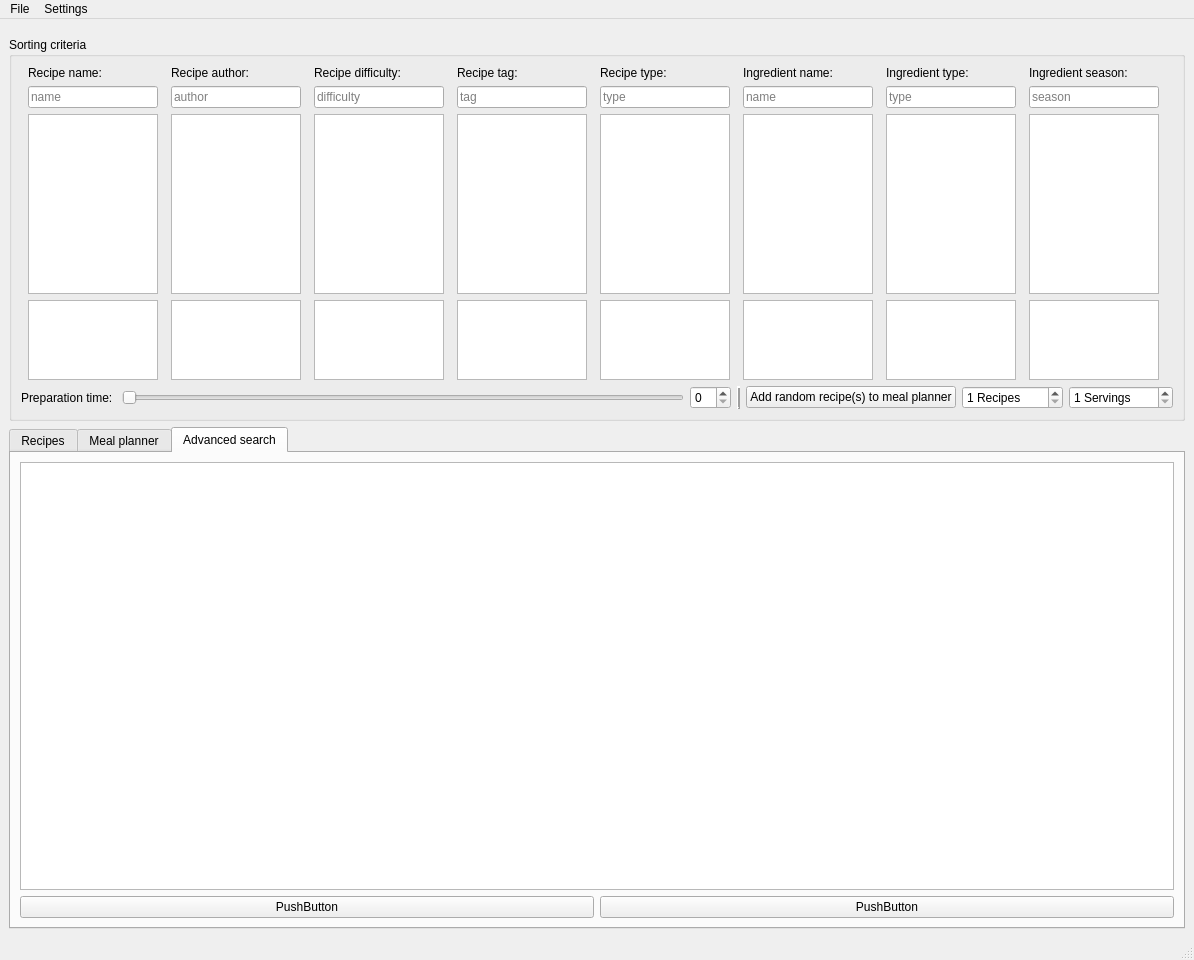
Above: main_window.ui from slevasse/foodinator before the change. Below: the same form after it.
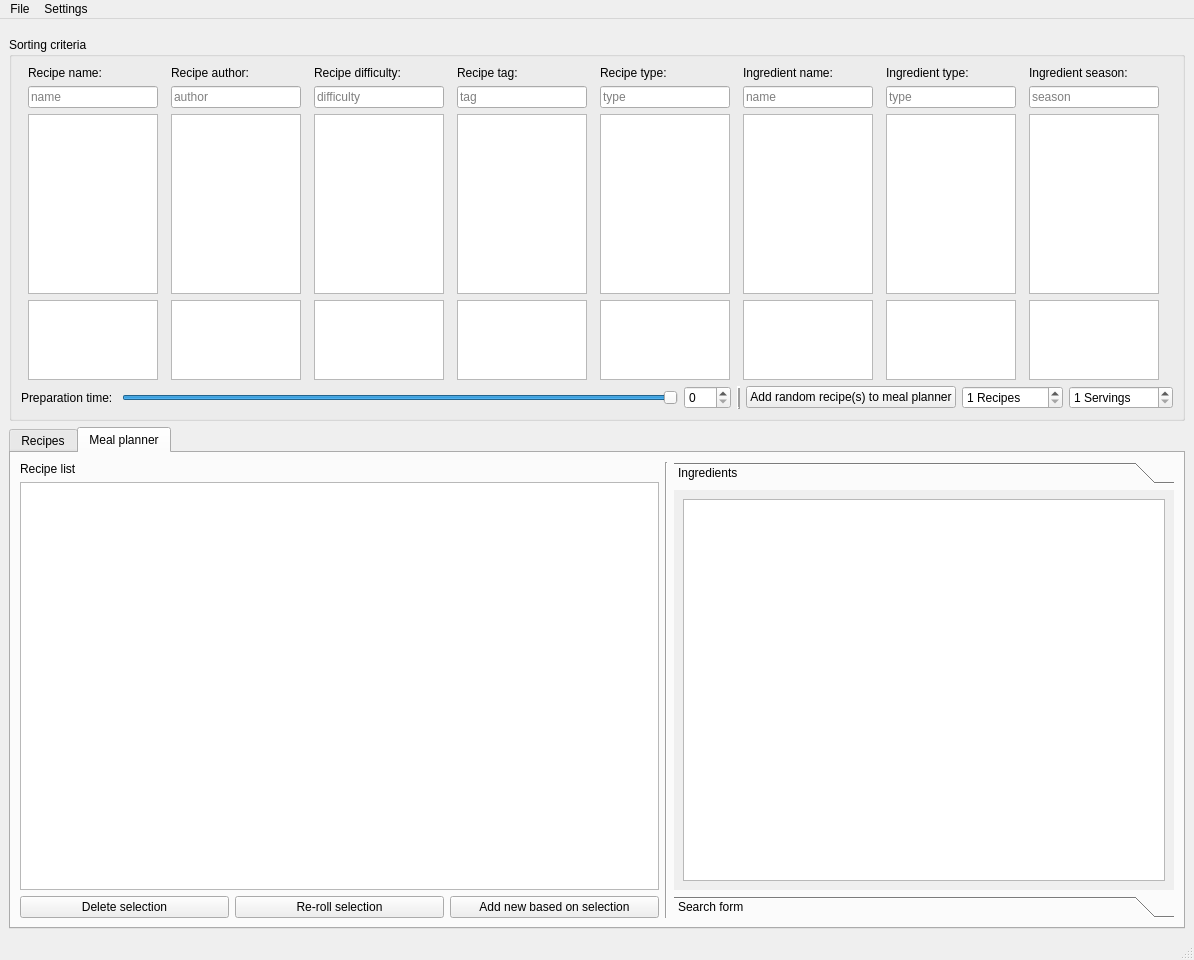
That is the form after the change. The open tabs and pages were chosen to show the change.

Diff of the .ui file:
```diff
--- a/main_window.ui
+++ b/main_window.ui
@@ -681,7 +681,16 @@
              </widget>
             </item>
             <item>
-             <widget class="QSlider" name="horizontalSlider">
+             <widget class="QSlider" name="horizontalSlider_prep_time_filter">
+              <property name="maximum">
+               <number>500</number>
+              </property>
+              <property name="singleStep">
+               <number>5</number>
+              </property>
+              <property name="value">
+               <number>500</number>
+              </property>
               <property name="orientation">
                <enum>Qt::Horizontal</enum>
               </property>
@@ -697,7 +706,14 @@
              </widget>
             </item>
             <item>
-             <widget class="QSpinBox" name="spinBox_2"/>
+             <widget class="QSpinBox" name="spinBox_2">
+              <property name="maximum">
+               <number>500</number>
+              </property>
+              <property name="singleStep">
+               <number>5</number>
+              </property>
+             </widget>
             </item>
             <item>
              <widget class="Line" name="line_2">
@@ -864,6 +880,9 @@
              </item>
              <item>
               <widget class="QTableWidget" name="tableWidget_meal_planner_recipes">
+               <property name="sizeAdjustPolicy">
+                <enum>QAbstractScrollArea::AdjustToContents</enum>
+               </property>
                <property name="selectionBehavior">
                 <enum>QAbstractItemView::SelectRows</enum>
                </property>
@@ -881,14 +900,14 @@
                <item>
                 <widget class="QPushButton" name="pushButton_re_suffle_parametric_selection">
                  <property name="text">
-                  <string>Re-shuffle selection</string>
+                  <string>Re-roll selection</string>
                  </property>
                 </widget>
                </item>
                <item>
                 <widget class="QPushButton" name="pushButton_add_new_to_selection">
                  <property name="text">
-                  <string>Add new to selection</string>
+                  <string>Add new based on selection</string>
                  </property>
                 </widget>
                </item>
@@ -926,7 +945,7 @@
                 <x>0</x>
                 <y>0</y>
                 <width>500</width>
-                <height>334</height>
+                <height>329</height>
                </rect>
               </property>
               <attribute name="label">
@@ -934,7 +953,17 @@
               </attribute>
               <layout class="QVBoxLayout" name="verticalLayout_16">
                <item>
-                <widget class="QListWidget" name="listWidget_ingredient_view"/>
+                <widget class="QTableWidget" name="tableWidget_ingredient_view">
+                 <property name="sizeAdjustPolicy">
+                  <enum>QAbstractScrollArea::AdjustToContents</enum>
+                 </property>
+                 <property name="editTriggers">
+                  <set>QAbstractItemView::NoEditTriggers</set>
+                 </property>
+                 <property name="selectionMode">
+                  <enum>QAbstractItemView::NoSelection</enum>
+                 </property>
+                </widget>
                </item>
               </layout>
              </widget>
@@ -967,34 +996,6 @@
            </item>
           </layout>
          </widget>
-         <widget class="QWidget" name="tab_advanced_search">
-          <attribute name="title">
-           <string>Advanced search</string>
-          </attribute>
-          <layout class="QVBoxLayout" name="verticalLayout_13">
-           <item>
-            <widget class="QTableWidget" name="tableWidget_4"/>
-           </item>
-           <item>
-            <layout class="QHBoxLayout" name="horizontalLayout_5">
-             <item>
-              <widget class="QPushButton" name="pushButton_8">
-               <property name="text">
-                <string>PushButton</string>
-               </property>
-              </widget>
-             </item>
-             <item>
-              <widget class="QPushButton" name="pushButton_7">
-               <property name="text">
-                <string>PushButton</string>
-               </property>
-              </widget>
-             </item>
-            </layout>
-           </item>
-          </layout>
-         </widget>
         </widget>
        </item>
       </layout>
```
Left out of the diff: 9 changed lines with no effect on the pictures.
